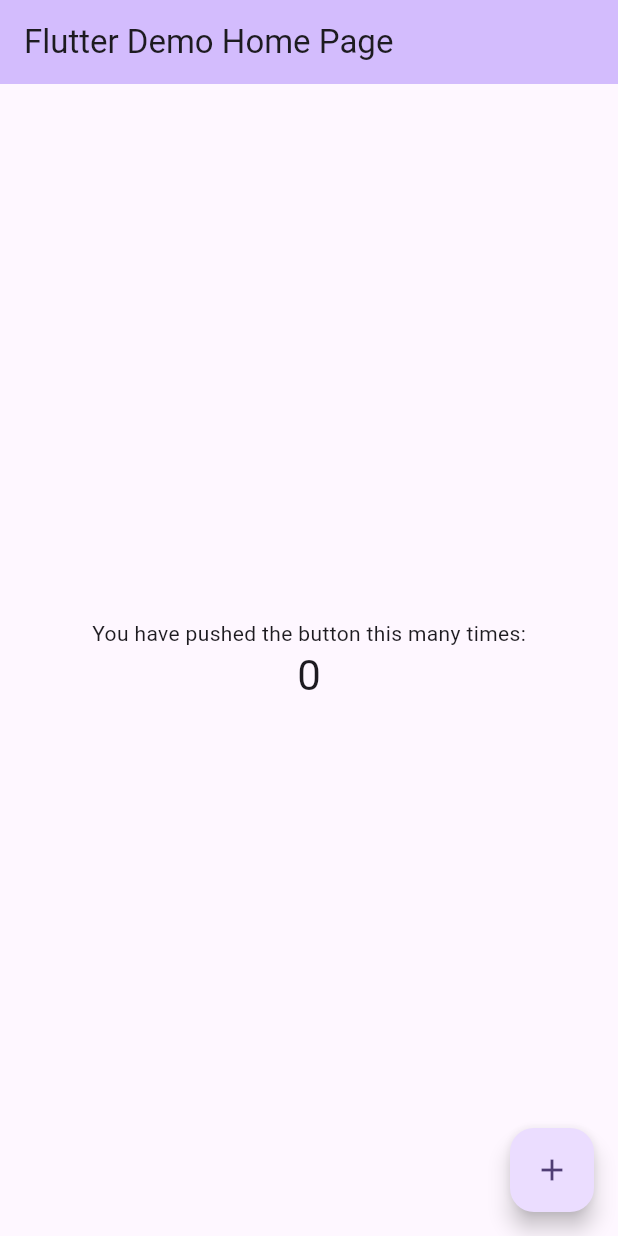
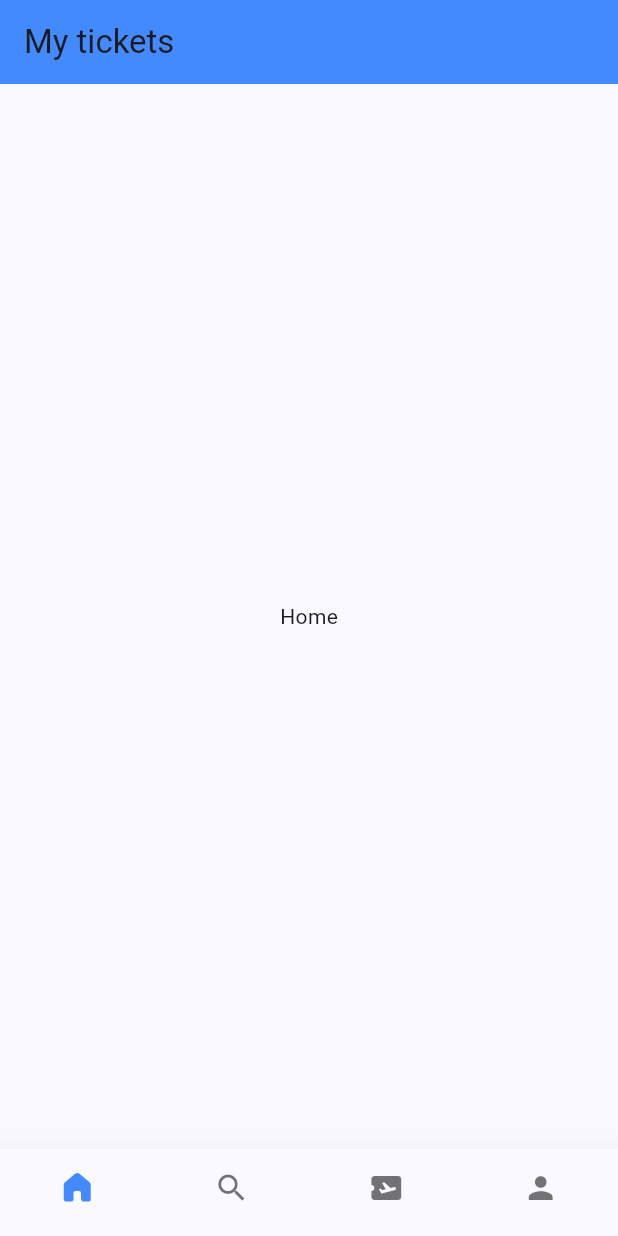
Before and after one commit to Clamber-L/flutter-book-tickets, a Flutter app: the screen it shows after launch, on a phone screen of 412 x 824 dp. Run offline on Flutter 3.47's test engine with Material 3 defaults, Android fonts, the phone set to English and light mode, and no system bars; our stand-ins replace fluentui_icons.

Commit message:
feat: add bottom bar

```diff
--- a/lib/main.dart
+++ b/lib/main.dart
@@ -1,3 +1,4 @@
+import 'package:book_tickets/screens/bottom_bar.dart';
 import 'package:flutter/material.dart';
 
 void main() {
@@ -11,57 +12,11 @@ class MyApp extends StatelessWidget {
   @override
   Widget build(BuildContext context) {
     return MaterialApp(
-      title: 'Flutter Demo',
+      title: 'Book Tickets',
       theme: ThemeData(
-        colorScheme: ColorScheme.fromSeed(seedColor: Colors.deepPurple),
+        colorScheme: ColorScheme.fromSeed(seedColor: Colors.blueAccent),
       ),
-      home: const MyHomePage(title: 'Flutter Demo Home Page'),
-      routes: <String, WidgetBuilder>{},
+      home: BottomBar(),
     );
   }
 }
-
-class MyHomePage extends StatefulWidget {
-  const MyHomePage({super.key, required this.title});
-  final String title;
-
-  @override
-  State<MyHomePage> createState() => _MyHomePageState();
-}
-
-class _MyHomePageState extends State<MyHomePage> {
-  int _counter = 0;
-
-  void _incrementCounter() {
-    setState(() {
-      _counter++;
-    });
-  }
-
-  @override
-  Widget build(BuildContext context) {
-    return Scaffold(
-      appBar: AppBar(
-        backgroundColor: Theme.of(context).colorScheme.inversePrimary,
-        title: Text(widget.title),
-      ),
-      body: Center(
-        child: Column(
-          mainAxisAlignment: MainAxisAlignment.center,
-          children: <Widget>[
-            const Text('You have pushed the button this many times:'),
-            Text(
-              '$_counter',
-              style: Theme.of(context).textTheme.headlineMedium,
-            ),
-          ],
-        ),
-      ),
-      floatingActionButton: FloatingActionButton(
-        onPressed: _incrementCounter,
-        tooltip: 'Increment',
-        child: const Icon(Icons.add),
-      ),
-    );
-  }
-}
--- /dev/null
+++ b/lib/screens/bottom_bar.dart
@@ -0,0 +1,60 @@
+import 'package:fluentui_icons/fluentui_icons.dart';
+import 'package:flutter/material.dart';
+
+class BottomBar extends StatefulWidget {
+  const BottomBar({super.key});
+
+  @override
+  State<BottomBar> createState() => _BottomBarState();
+}
+
+class _BottomBarState extends State<BottomBar> {
+
+  int _selectedIndex = 0;
+
+  static final List<Widget> _widgetOptions = <Widget>[
+    const Text("Home"),
+    const Text("Search"),
+    const Text("Tickets"),
+    const Text("Profile"),
+  ];
+
+  void _selectIndex(int index) {
+    setState(() {
+      _selectedIndex = index;
+    });
+  }
+
+  @override
+  Widget build(BuildContext context) {
+    return Scaffold(
+      appBar: AppBar(
+        title: Text("My tickets"),
+        backgroundColor: Colors.blueAccent,
+      ),
+      body: Center(
+        child: _widgetOptions[_selectedIndex],
+      ),
+      bottomNavigationBar: BottomNavigationBar(
+        onTap: _selectIndex,
+        currentIndex: _selectedIndex,
+        elevation: 20,
+        type: BottomNavigationBarType.fixed,
+        showSelectedLabels: false,
+        showUnselectedLabels: false,
+        selectedItemColor: const Color(0xFF526480),
+        selectedIconTheme: IconThemeData(
+          color: Colors.blueAccent
+        ),
+        items:[
+          BottomNavigationBarItem(icon: Icon(FluentSystemIcons.ic_fluent_home_regular),
+              activeIcon: Icon(FluentSystemIcons.ic_fluent_home_filled),
+              label: "Home"),
+          BottomNavigationBarItem(icon: Icon(Icons.search), label: "Search"),
+          BottomNavigationBarItem(icon: Icon(Icons.airplane_ticket), label: "Ticket"),
+          BottomNavigationBarItem(icon: Icon(Icons.person), label: "Profile")
+        ]
+      ),
+    );
+  }
+}
```
Also changed, not shown: pubspec.yaml (+2 -74 lines), pubspec.lock.
